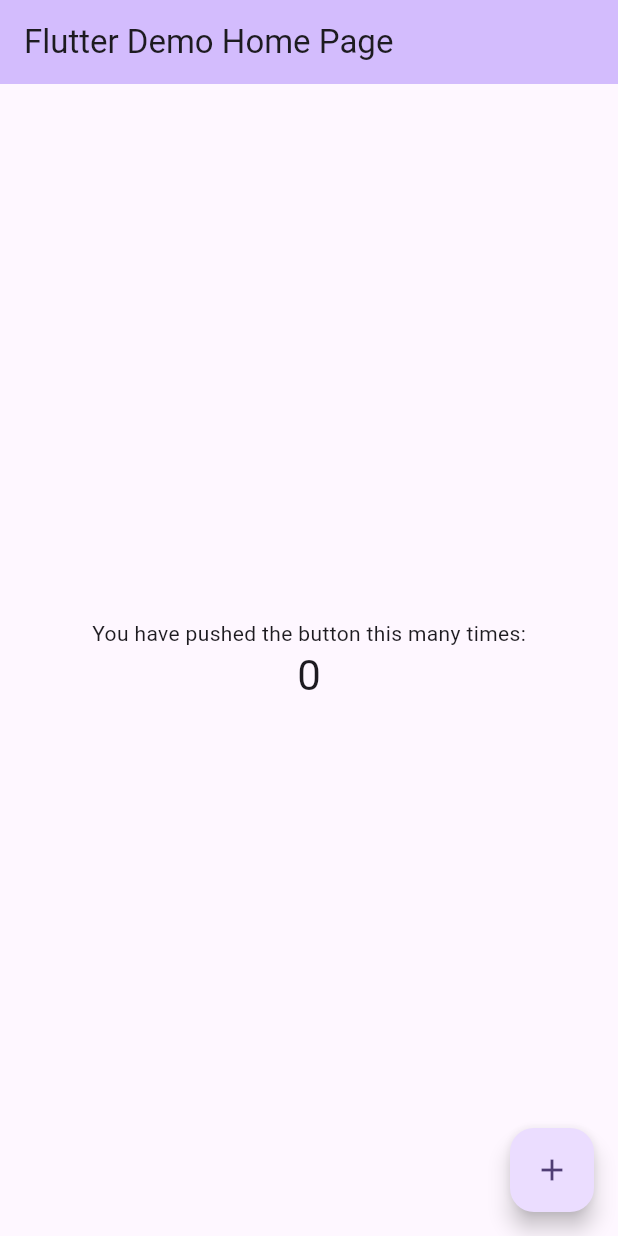
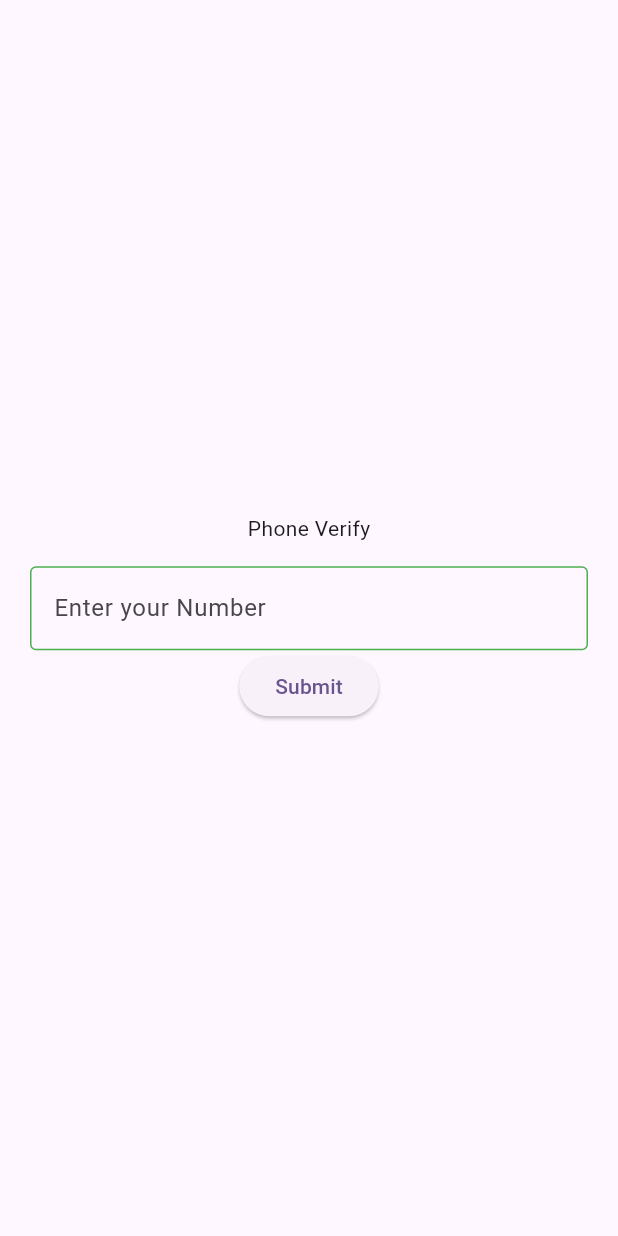
Before and after one commit to Nazebul-rudhro/Firebase_practice, a Flutter app: the screen it shows after launch, on a phone screen of 412 x 824 dp. Run offline on Flutter 3.47's test engine with Material 3 defaults, Android fonts, the phone set to English and light mode, and no system bars; our stand-ins replace cloud_firestore, firebase_auth, firebase_core, google_sign_in; accounts and stored records are empty.

```diff
--- a/lib/main.dart
+++ b/lib/main.dart
@@ -1,122 +1,24 @@
+import 'package:firebase_core/firebase_core.dart';
 import 'package:flutter/material.dart';
+import 'package:practice/firebase_options.dart';
+import 'package:practice/login.dart';
+import 'package:practice/phone_verify.dart';
 
-void main() {
+void main() async{
+WidgetsFlutterBinding.ensureInitialized();
+await Firebase.initializeApp(options: DefaultFirebaseOptions.currentPlatform);
   runApp(const MyApp());
 }
 
 class MyApp extends StatelessWidget {
   const MyApp({super.key});
-
-  // This widget is the root of your application.
   @override
   Widget build(BuildContext context) {
     return MaterialApp(
       title: 'Flutter Demo',
       theme: ThemeData(
-        // This is the theme of your application.
-        //
-        // TRY THIS: Try running your application with "flutter run". You'll see
-        // the application has a purple toolbar. Then, without quitting the app,
-        // try changing the seedColor in the colorScheme below to Colors.green
-        // and then invoke "hot reload" (save your changes or press the "hot
-        // reload" button in a Flutter-supported IDE, or press "r" if you used
-        // the command line to start the app).
-        //
-        // Notice that the counter didn't reset back to zero; the application
-        // state is not lost during the reload. To reset the state, use hot
-        // restart instead.
-        //
-        // This works for code too, not just values: Most code changes can be
-        // tested with just a hot reload.
         colorScheme: ColorScheme.fromSeed(seedColor: Colors.deepPurple),
       ),
-      home: const MyHomePage(title: 'Flutter Demo Home Page'),
-    );
+      home: Phone_verify());
   }
 }
-
-class MyHomePage extends StatefulWidget {
-  const MyHomePage({super.key, required this.title});
-
-  // This widget is the home page of your application. It is stateful, meaning
-  // that it has a State object (defined below) that contains fields that affect
-  // how it looks.
-
-  // This class is the configuration for the state. It holds the values (in this
-  // case the title) provided by the parent (in this case the App widget) and
-  // used by the build method of the State. Fields in a Widget subclass are
-  // always marked "final".
-
-  final String title;
-
-  @override
-  State<MyHomePage> createState() => _MyHomePageState();
-}
-
-class _MyHomePageState extends State<MyHomePage> {
-  int _counter = 0;
-
-  void _incrementCounter() {
-    setState(() {
-      // This call to setState tells the Flutter framework that something has
-      // changed in this State, which causes it to rerun the build method below
-      // so that the display can reflect the updated values. If we changed
-      // _counter without calling setState(), then the build method would not be
-      // called again, and so nothing would appear to happen.
-      _counter++;
-    });
-  }
-
-  @override
-  Widget build(BuildContext context) {
-    // This method is rerun every time setState is called, for instance as done
-    // by the _incrementCounter method above.
-    //
-    // The Flutter framework has been optimized to make rerunning build methods
-    // fast, so that you can just rebuild anything that needs updating rather
-    // than having to individually change instances of widgets.
-    return Scaffold(
-      appBar: AppBar(
-        // TRY THIS: Try changing the color here to a specific color (to
-        // Colors.amber, perhaps?) and trigger a hot reload to see the AppBar
-        // change color while the other colors stay the same.
-        backgroundColor: Theme.of(context).colorScheme.inversePrimary,
-        // Here we take the value from the MyHomePage object that was created by
-        // the App.build method, and use it to set our appbar title.
-        title: Text(widget.title),
-      ),
-      body: Center(
-        // Center is a layout widget. It takes a single child and positions it
-        // in the middle of the parent.
-        child: Column(
-          // Column is also a layout widget. It takes a list of children and
-          // arranges them vertically. By default, it sizes itself to fit its
-          // children horizontally, and tries to be as tall as its parent.
-          //
-          // Column has various properties to control how it sizes itself and
-          // how it positions its children. Here we use mainAxisAlignment to
-          // center the children vertically; the main axis here is the vertical
-          // axis because Columns are vertical (the cross axis would be
-          // horizontal).
-          //
-          // TRY THIS: Invoke "debug painting" (choose the "Toggle Debug Paint"
-          // action in the IDE, or press "p" in the console), to see the
-          // wireframe for each widget.
-          mainAxisAlignment: MainAxisAlignment.center,
-          children: <Widget>[
-            const Text('You have pushed the button this many times:'),
-            Text(
-              '$_counter',
-              style: Theme.of(context).textTheme.headlineMedium,
-            ),
-          ],
-        ),
-      ),
-      floatingActionButton: FloatingActionButton(
-        onPressed: _incrementCounter,
-        tooltip: 'Increment',
-        child: const Icon(Icons.add),
-      ), // This trailing comma makes auto-formatting nicer for build methods.
-    );
-  }
-}
--- /dev/null
+++ b/lib/phone_verify.dart
@@ -0,0 +1,72 @@
+import 'package:firebase_auth/firebase_auth.dart';
+import 'package:flutter/cupertino.dart';
+import 'package:flutter/material.dart';
+import 'package:flutter/services.dart';
+
+import 'home.dart';
+
+class Phone_verify extends StatefulWidget{
+  @override
+  State<StatefulWidget> createState() {
+    return Phone_verifyState();
+  }
+
+}
+
+class Phone_verifyState extends State<Phone_verify>{
+  TextEditingController phoneController = TextEditingController();
+  FirebaseAuth _firebaseAuth = FirebaseAuth.instance;
+  PhoneVerify()async{
+    await _firebaseAuth.verifyPhoneNumber(
+      phoneNumber:phoneController.text,
+        verificationCompleted: (PhoneAuthCredential credential)async{
+          var result = await _firebaseAuth.signInWithCredential(credential);
+          User? user = result.user;
+          if(user != null){
+            print("Phone Number Automatically verified and user signed in ${user.phoneNumber}");
+            Navigator.push(context, MaterialPageRoute(builder: (context)=>Homepage()));
+          }
+        },
+        timeout: Duration(seconds: 60),
+        verificationFailed: (FirebaseAuthException e){
+          print("Verification Failed: ${e.message}");
+        },
+        codeSent: (String verificationId, int? resendToken) {
+          print("Code sent to phone");
+        },
+        codeAutoRetrievalTimeout: (String verificationId){}
+    );
+  }
+  @override
+  Widget build(BuildContext context) {
+    return Scaffold(
+      body: Padding(
+        padding: EdgeInsets.symmetric(horizontal: 20),
+        child: Center(
+          child: Column(
+            mainAxisAlignment: MainAxisAlignment.center,
+            children: [
+              Text("Phone Verify"),
+              SizedBox(height: 15,),
+              TextField(
+                controller: phoneController,
+                decoration: InputDecoration(
+                  labelText: "Enter your Number",
+                  enabledBorder: OutlineInputBorder(
+                    borderSide: BorderSide(color: Colors.green)
+                  )
+
+
+                ),
+              ),
+              ElevatedButton(onPressed: (){
+                PhoneVerify();
+              }, child: Text("Submit")),
+            ],
+          ),
+        ),
+      ),
+    );
+  }
+
+}
--- a/pubspec.yaml
+++ b/pubspec.yaml
@@ -36,6 +36,8 @@ dependencies:
   cupertino_icons: ^1.0.8
   firebase_core: ^3.13.0
   cloud_firestore: ^5.6.6
+  firebase_auth: ^5.5.2
+  google_sign_in: ^6.3.0
 
 dev_dependencies:
   flutter_test:
```
Also changed, not shown: lib/adduser_screen.dart (added, +107 -0 lines), lib/firestore_service.dart (added, +21 -0 lines), lib/home.dart (added, +12 -0 lines), lib/login.dart (added, +150 -0 lines), lib/register.dart (added, +87 -0 lines), pubspec.lock, 5 other files.
